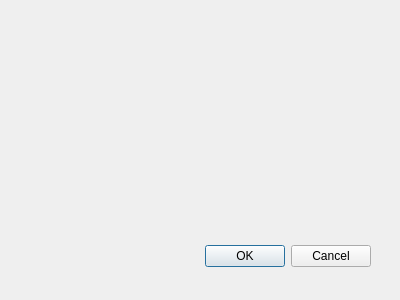
Old version of the form ZoomToBelgium/ZoomToBelgium_dialog_base.ui in the repository mstuyts/ZoomToBelgium.
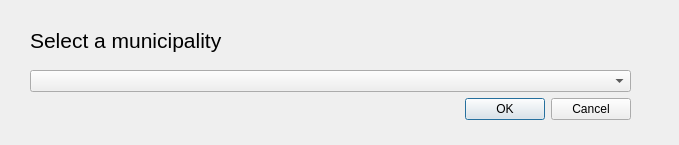
New version of the form.

Diff of the .ui file:
```diff
--- a/ZoomToBelgium/ZoomToBelgium_dialog_base.ui
+++ b/ZoomToBelgium/ZoomToBelgium_dialog_base.ui
@@ -1,33 +1,61 @@
 <ui version="4.0" >
  <class>ZoomToBelgiumDialogBase</class>
- <widget class="QDialog" name="ZoomToBelgiumDialogBase" >
-  <property name="geometry" >
+ <widget class="QDialog" name="ZoomToBelgiumDialogBase">
+  <property name="geometry">
    <rect>
     <x>0</x>
     <y>0</y>
-    <width>400</width>
-    <height>300</height>
+    <width>679</width>
+    <height>145</height>
    </rect>
   </property>
   <property name="windowTitle" >
    <string>ZoomToBelgium</string>
   </property>
-  <widget class="QDialogButtonBox" name="button_box" >
-   <property name="geometry" >
+  <widget class="QLabel" name="intro">
+   <property name="geometry">
     <rect>
      <x>30</x>
-     <y>240</y>
-     <width>341</width>
-     <height>32</height>
+     <y>20</y>
+     <width>311</width>
+     <height>41</height>
     </rect>
    </property>
-   <property name="orientation" >
-    <enum>Qt::Horizontal</enum>
+   <property name="text">
+    <string>&lt;html&gt;&lt;head/&gt;&lt;body&gt;&lt;p&gt;&lt;span style=&quot; font-size:16pt;&quot;&gt;Select a municipality&lt;/span&gt;&lt;/p&gt;&lt;/body&gt;&lt;/html&gt;</string>
    </property>
-   <property name="standardButtons" >
-    <set>QDialogButtonBox::Cancel|QDialogButtonBox::Ok</set>
+   <property name="textFormat">
+    <enum>Qt::RichText</enum>
    </property>
   </widget>
+  <widget class="QWidget" name="">
+   <property name="geometry">
+    <rect>
+     <x>30</x>
+     <y>70</y>
+     <width>601</width>
+     <height>51</height>
+    </rect>
+   </property>
+   <layout class="QVBoxLayout" name="verticalLayout">
+    <property name="sizeConstraint">
+     <enum>QLayout::SetMaximumSize</enum>
+    </property>
+    <item>
+     <widget class="QComboBox" name="comboGemeentes"/>
+    </item>
+    <item>
+     <widget class="QDialogButtonBox" name="button_box">
+      <property name="orientation">
+       <enum>Qt::Horizontal</enum>
+      </property>
+      <property name="standardButtons">
+       <set>QDialogButtonBox::Cancel|QDialogButtonBox::Ok</set>
+      </property>
+     </widget>
+    </item>
+   </layout>
+  </widget>
  </widget>
  <resources/>
  <connections>
```
Left out of the diff: 29 changed lines with no effect on the pictures.
